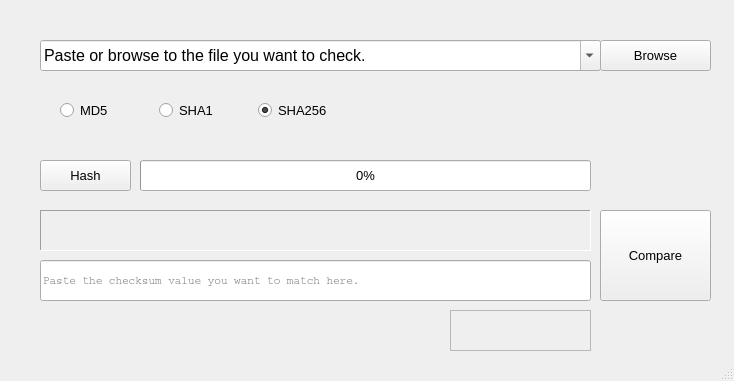
Qt form hasher.ui (rikeijin/hasher) before a commit.
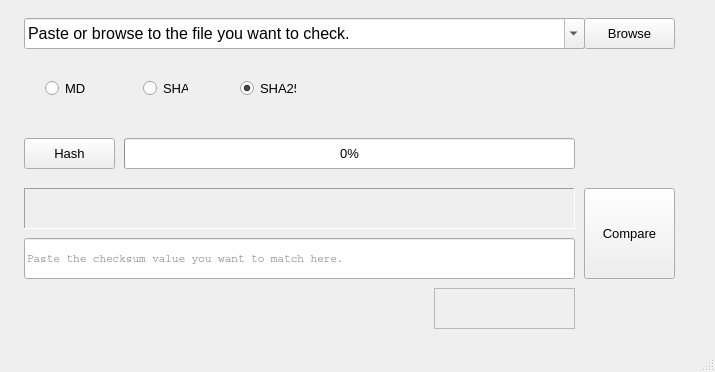
The same form after that commit. Icons and pictures are not drawn.

```diff
--- a/hasher.ui
+++ b/hasher.ui
@@ -6,8 +6,8 @@
    <rect>
     <x>0</x>
     <y>0</y>
-    <width>734</width>
-    <height>381</height>
+    <width>715</width>
+    <height>372</height>
    </rect>
   </property>
   <property name="windowTitle">
@@ -24,9 +24,9 @@
    <widget class="QToolButton" name="browse">
     <property name="geometry">
      <rect>
-      <x>600</x>
-      <y>40</y>
-      <width>111</width>
+      <x>584</x>
+      <y>18</y>
+      <width>91</width>
       <height>31</height>
      </rect>
     </property>
@@ -43,8 +43,8 @@
    <widget class="QPushButton" name="hash">
     <property name="geometry">
      <rect>
-      <x>40</x>
-      <y>160</y>
+      <x>24</x>
+      <y>138</y>
       <width>91</width>
       <height>31</height>
      </rect>
@@ -62,8 +62,8 @@
    <widget class="QLabel" name="hash_result">
     <property name="geometry">
      <rect>
-      <x>40</x>
-      <y>210</y>
+      <x>24</x>
+      <y>188</y>
       <width>551</width>
       <height>41</height>
      </rect>
@@ -96,8 +96,8 @@
    <widget class="QLineEdit" name="compare_value">
     <property name="geometry">
      <rect>
-      <x>40</x>
-      <y>260</y>
+      <x>24</x>
+      <y>238</y>
       <width>551</width>
       <height>41</height>
      </rect>
@@ -121,9 +121,9 @@
    <widget class="QPushButton" name="compare">
     <property name="geometry">
      <rect>
-      <x>600</x>
-      <y>210</y>
-      <width>111</width>
+      <x>584</x>
+      <y>188</y>
+      <width>91</width>
       <height>91</height>
      </rect>
     </property>
@@ -140,8 +140,8 @@
    <widget class="QLabel" name="match_label">
     <property name="geometry">
      <rect>
-      <x>450</x>
-      <y>310</y>
+      <x>434</x>
+      <y>288</y>
       <width>141</width>
       <height>41</height>
      </rect>
@@ -174,8 +174,8 @@
    <widget class="QProgressBar" name="progressBar">
     <property name="geometry">
      <rect>
-      <x>140</x>
-      <y>160</y>
+      <x>124</x>
+      <y>138</y>
       <width>451</width>
       <height>31</height>
      </rect>
@@ -192,68 +192,11 @@
      <set>Qt::AlignCenter</set>
     </property>
    </widget>
-   <widget class="QWidget" name="layoutWidget">
-    <property name="geometry">
-     <rect>
-      <x>60</x>
-      <y>90</y>
-      <width>291</width>
-      <height>41</height>
-     </rect>
-    </property>
-    <layout class="QHBoxLayout" name="horizontalLayout">
-     <item>
-      <widget class="QRadioButton" name="radio_md5">
-       <property name="font">
-        <font>
-         <family>Arial</family>
-         <pointsize>10</pointsize>
-        </font>
-       </property>
-       <property name="text">
-        <string>MD5</string>
-       </property>
-       <property name="checked">
-        <bool>false</bool>
-       </property>
-      </widget>
-     </item>
-     <item>
-      <widget class="QRadioButton" name="radio_sha1">
-       <property name="font">
-        <font>
-         <family>Arial</family>
-         <pointsize>10</pointsize>
-        </font>
-       </property>
-       <property name="text">
-        <string>SHA1</string>
-       </property>
-      </widget>
-     </item>
-     <item>
-      <widget class="QRadioButton" name="radio_sha256">
-       <property name="font">
-        <font>
-         <family>Arial</family>
-         <pointsize>10</pointsize>
-        </font>
-       </property>
-       <property name="text">
-        <string>SHA256</string>
-       </property>
-       <property name="checked">
-        <bool>true</bool>
-       </property>
-      </widget>
-     </item>
-    </layout>
-   </widget>
    <widget class="QComboBox" name="file_path">
     <property name="geometry">
      <rect>
-      <x>40</x>
-      <y>40</y>
+      <x>24</x>
+      <y>18</y>
       <width>561</width>
       <height>31</height>
      </rect>
@@ -273,6 +216,69 @@
      <enum>QComboBox::InsertAtCurrent</enum>
     </property>
    </widget>
+   <widget class="QRadioButton" name="radio_md5">
+    <property name="geometry">
+     <rect>
+      <x>45</x>
+      <y>80</y>
+      <width>40</width>
+      <height>16</height>
+     </rect>
+    </property>
+    <property name="font">
+     <font>
+      <family>Arial</family>
+      <pointsize>10</pointsize>
+     </font>
+    </property>
+    <property name="text">
+     <string>MD5</string>
+    </property>
+    <property name="checked">
+     <bool>false</bool>
+    </property>
+   </widget>
+   <widget class="QRadioButton" name="radio_sha1">
+    <property name="geometry">
+     <rect>
+      <x>143</x>
+      <y>80</y>
+      <width>45</width>
+      <height>16</height>
+     </rect>
+    </property>
+    <property name="font">
+     <font>
+      <family>Arial</family>
+      <pointsize>10</pointsize>
+     </font>
+    </property>
+    <property name="text">
+     <string>SHA1</string>
+    </property>
+   </widget>
+   <widget class="QRadioButton" name="radio_sha256">
+    <property name="geometry">
+     <rect>
+      <x>240</x>
+      <y>80</y>
+      <width>56</width>
+      <height>16</height>
+     </rect>
+    </property>
+    <property name="font">
+     <font>
+      <family>Arial</family>
+      <pointsize>10</pointsize>
+     </font>
+    </property>
+    <property name="text">
+     <string>SHA256</string>
+    </property>
+    <property name="checked">
+     <bool>true</bool>
+    </property>
+   </widget>
   </widget>
   <widget class="QMenuBar" name="menubar">
    <property name="geometry">
```
Left out of the diff: 15 changed lines with no effect on the pictures.
